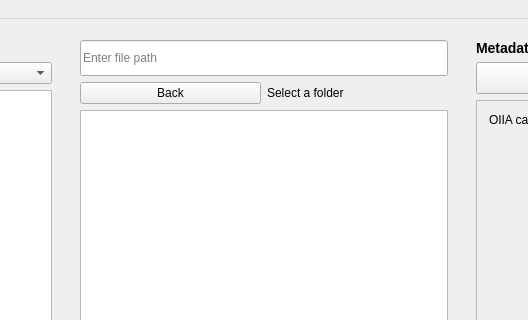
Qt form code/src/QuadMGUI/MainWindow.ui (University-of-Colorado-Anschutz-Denver/CSCI-3508-Group-6) before a commit; both pictures show x 336 to 864 and y 0 to 320 of the 1200 by 700 pixel window.
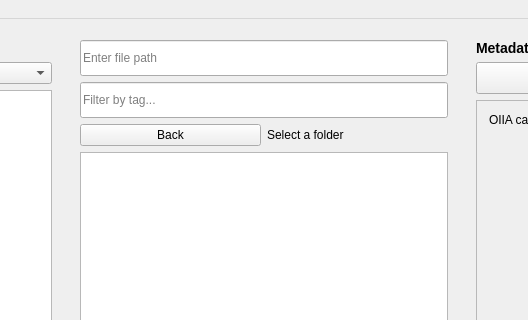
The same form after that commit.

Patch:
```diff
--- a/code/src/QuadMGUI/MainWindow.ui
+++ b/code/src/QuadMGUI/MainWindow.ui
@@ -129,6 +129,22 @@
             </property>
            </widget>
           </item>
+          <item>
+           <widget class="QLineEdit" name="tagFilterBar">
+            <property name="minimumSize">
+             <size>
+              <width>0</width>
+              <height>36</height>
+             </size>
+            </property>
+            <property name="placeholderText">
+             <string>Filter by tag...</string>
+            </property>
+            <property name="clearButtonEnabled">
+             <bool>true</bool>
+            </property>
+           </widget>
+          </item>
           <item>
            <layout class="QHBoxLayout" name="contentsHeaderLayout">
             <item>
```
